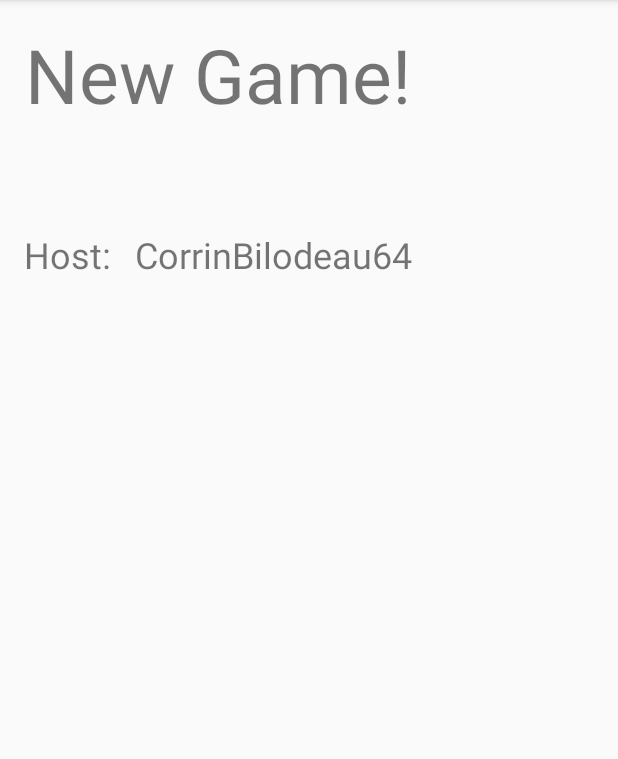
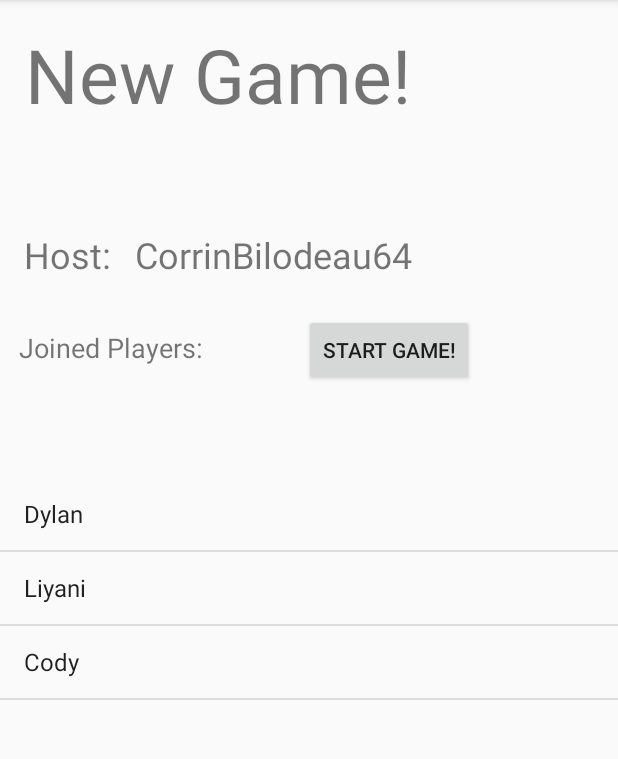
Before and after one commit to fargusplumdoodle/NetworkedScoreTracker, an Android app: the screen it shows after launch (NewGameActivity), after a tap on "NEW GAME", on a phone screen of 412 x 824 dp, the part 84-843 px from its top. Run offline under Robolectric (Android 15) with nearby library versions, the phone set to English and light mode, and no system bars.

Commit message:
New game screen now shows list of joined players, start game button does nothing.
Layout is terrible but works

```diff
--- a/app/build.gradle
+++ b/app/build.gradle
@@ -25,4 +25,5 @@ dependencies {
     testImplementation 'junit:junit:4.12'
     androidTestImplementation 'com.android.support.test:runner:1.0.2'
     androidTestImplementation 'com.android.support.test.espresso:espresso-core:3.0.2'
+    implementation 'com.android.support:recyclerview-v7:28.0.0'
 }
--- a/app/src/main/java/ra/sekhnet/networkedscoretracker/NewGameActivity.java
+++ b/app/src/main/java/ra/sekhnet/networkedscoretracker/NewGameActivity.java
@@ -1,8 +1,10 @@
 package ra.sekhnet.networkedscoretracker;
 
 import android.content.Intent;
+import android.os.Bundle;
 import android.support.v7.app.AppCompatActivity;
-import android.os.Bundle;
+import android.widget.ArrayAdapter;
+import android.widget.ListView;
 import android.widget.TextView;
 
 public class NewGameActivity extends AppCompatActivity {
@@ -19,5 +21,36 @@ public class NewGameActivity extends AppCompatActivity {
         TextView playerNameTextView = (TextView) findViewById(R.id.PlayerNameViewServerNewGame);
         playerNameTextView.setText(playerName);
 
+        // populating initial player list
+        this.getPlayerList();
+
+    }
+
+    private void getPlayerList(){
+        // this just gets each player who has joined the game and puts it in a list
+        String[] players = {"Dylan", "Liyani", "Cody"};
+
+        ArrayAdapter<String> adapter = new ArrayAdapter<String>(this,
+                android.R.layout.simple_list_item_1,
+                players);
+        ListView listView = (ListView) findViewById(R.id.joinedPlayerListView);
+        listView.setAdapter(adapter);
+        /*
+        List<HashMap<String, String>> aList = new ArrayList<HashMap<String, String>>();
+
+        for (int i = 0; i < players.length; i++){
+            // populating list, you could add the players health
+            HashMap<String, String> hm = new HashMap<String, String>();
+            hm.put("PlayerName", players[i]);
+            aList.add(hm);
+        }
+
+        String[] from = {"PlayerName"};
+        int[] to = {R.id.joinedPlayerListView};
+
+        SimpleAdapter theAdapter = new SimpleAdapter(getBaseContext(), aList, R.layout.activity_new_game, from, to);
+        ListView theListView = (ListView) findViewById(R.id.joinedPlayerListView);
+        theListView.setAdapter(theAdapter);
+        */
     }
 }
--- a/app/src/main/res/layout/activity_new_game.xml
+++ b/app/src/main/res/layout/activity_new_game.xml
@@ -48,4 +48,47 @@
         app:layout_constraintHorizontal_bias="0.0"
         app:layout_constraintStart_toEndOf="@+id/textView3"
         app:layout_constraintTop_toBottomOf="@+id/textView2" />
+
+
+    <TextView
+        android:id="@+id/joinedPlayersLabel"
+        android:layout_width="141dp"
+        android:layout_height="45dp"
+        android:layout_marginStart="16dp"
+        android:layout_marginLeft="16dp"
+        android:layout_marginTop="32dp"
+        android:layout_marginEnd="262dp"
+        android:layout_marginRight="262dp"
+        android:text="@string/joinedPlayersLabel"
+        android:textSize="18sp"
+        app:layout_constraintEnd_toEndOf="parent"
+        app:layout_constraintStart_toStartOf="parent"
+        app:layout_constraintTop_toBottomOf="@+id/PlayerNameViewServerNewGame" />
+
+    <ListView
+        android:id="@+id/joinedPlayerListView"
+        android:layout_width="0dp"
+        android:layout_height="851dp"
+        android:layout_marginTop="459dp"
+        android:layout_marginBottom="32dp"
+        app:layout_constraintBottom_toBottomOf="parent"
+        app:layout_constraintEnd_toEndOf="parent"
+        app:layout_constraintHorizontal_bias="0.0"
+        app:layout_constraintStart_toStartOf="parent"
+        app:layout_constraintTop_toBottomOf="@+id/joinedPlayersLabel"
+        app:layout_constraintVertical_bias="0.483" />
+
+    <Button
+        android:id="@+id/button3"
+        android:layout_width="wrap_content"
+        android:layout_height="wrap_content"
+        android:layout_marginStart="61dp"
+        android:layout_marginLeft="61dp"
+        android:layout_marginEnd="109dp"
+        android:layout_marginRight="109dp"
+        android:text="@string/startGameServerButton"
+        app:layout_constraintBaseline_toBaselineOf="@+id/joinedPlayersLabel"
+        app:layout_constraintEnd_toEndOf="parent"
+        app:layout_constraintStart_toEndOf="@+id/joinedPlayersLabel" />
+
 </android.support.constraint.ConstraintLayout>
--- a/app/src/main/res/values/strings.xml
+++ b/app/src/main/res/values/strings.xml
@@ -7,5 +7,6 @@
     <string name="JoinGame_button">Join Game</string>
     <string name="NewGameTitle_textView">New Game!</string>
     <string name="hostLabel">Host:</string>
-    <string name="startGameServerButton">Start!</string>
+    <string name="startGameServerButton">Start Game!</string>
+    <string name="joinedPlayersLabel">Joined Players:</string>
 </resources>
```
